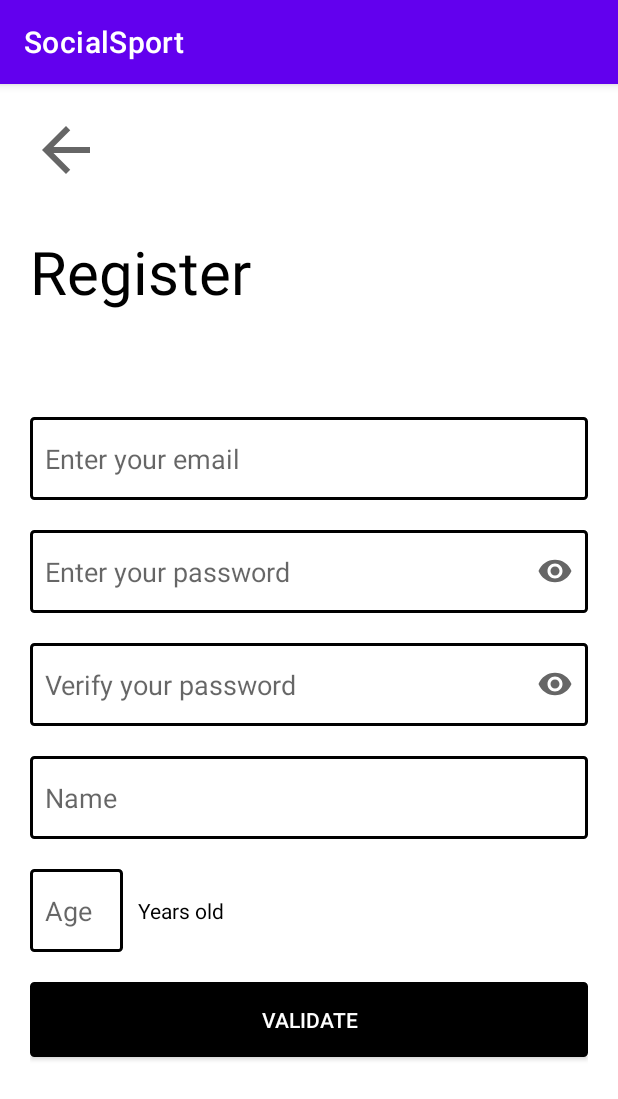
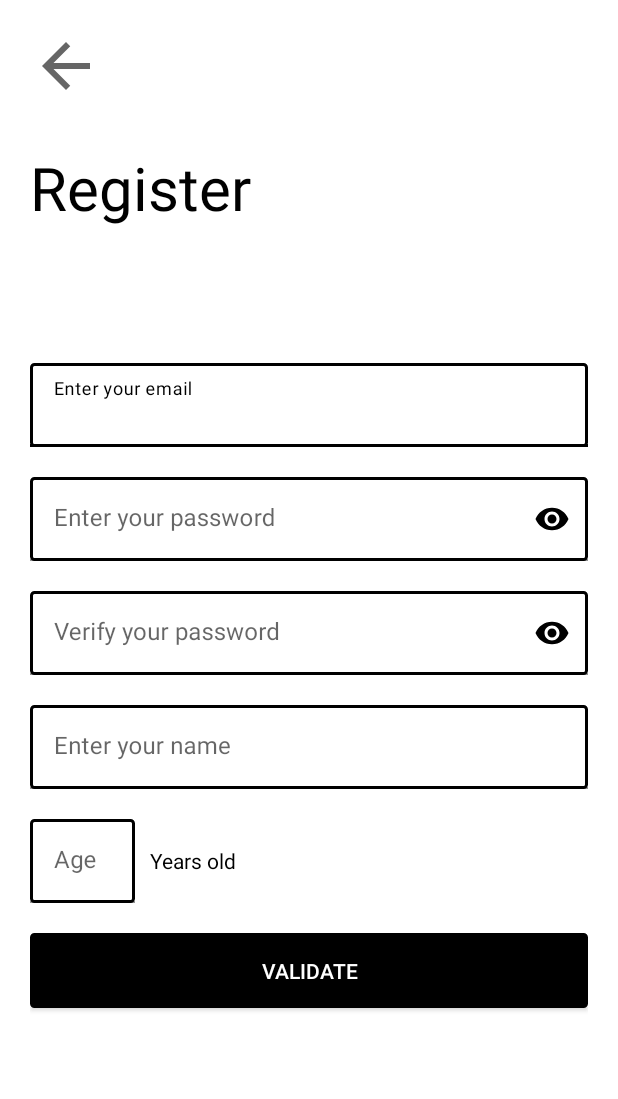
Before and after one commit to VinceDollo/SocialSport, an Android app: the RegisterActivity screen opened directly, with no data from a screen before it, on a phone screen of 412 x 824 dp. Shown: the top 1099 px of the screen. Run offline under Robolectric (Android 15) with nearby library versions, the light colour scheme and no system bars; our stand-ins replace Firebase (no records; nobody signed in at launch, a user with empty details on screens opened directly).

Commit message:
Design login et register

```diff
--- a/app/src/main/AndroidManifest.xml
+++ b/app/src/main/AndroidManifest.xml
@@ -26,7 +26,7 @@
             android:name=".PrincipalPage">
         </activity>
         <activity
-            android:name=".SignupActivity">
+            android:name=".RegisterActivity">
         </activity>
     </application>
 
--- a/app/src/main/java/com/example/socialsport/SignupActivity.java
+++ b/app/src/main/java/com/example/socialsport/RegisterActivity.java
@@ -5,9 +5,11 @@ import android.os.Bundle;
 import android.util.Log;
 import android.view.KeyEvent;
 import android.view.View;
+import android.widget.ArrayAdapter;
 import android.widget.Button;
 import android.widget.EditText;
 import android.widget.ImageButton;
+import android.widget.Spinner;
 import android.widget.Toast;
 
 
@@ -24,30 +26,29 @@ import com.google.firebase.database.DataSnapshot;
 import com.google.firebase.database.DatabaseReference;
 import com.google.firebase.database.FirebaseDatabase;
 
-import com.google.gson.Gson;
+import java.util.stream.IntStream;
 
-public class SignupActivity extends AppCompatActivity {
+public class RegisterActivity extends AppCompatActivity {
 
     private FirebaseAuth mAuth;
     private EditText et_email, et_password, et_checkpassword, et_name, et_age;
     private Button btn_log_in;
     private ImageButton btn_back;
 
-    private void writeUserToDatabase(FirebaseDatabase database,String email, String name, String age, String uid){
+    private void writeUserToDatabase(FirebaseDatabase database, String email, String name, String age, String uid) {
         DatabaseReference myRef = database.getReference();
         User currentUser = new User(email, name, age);
         myRef.child("users").child(uid).setValue(currentUser);
     }
 
-    private void getUserFromDatabase(FirebaseDatabase database, String uid){
+    private void getUserFromDatabase(FirebaseDatabase database, String uid) {
         DatabaseReference myRef = database.getReference();
         myRef.child("users").child(uid).get().addOnCompleteListener(new OnCompleteListener<DataSnapshot>() {
             @Override
             public void onComplete(@NonNull Task<DataSnapshot> task) {
                 if (!task.isSuccessful()) {
                     Log.e("firebase", "Error getting data", task.getException());
-                }
-                else {
+                } else {
                     Log.d("firebase", String.valueOf(task.getResult().getValue()));
                 }
             }
@@ -65,26 +66,25 @@ public class SignupActivity extends AppCompatActivity {
             String name = et_name.getText().toString();
             String age = et_age.getText().toString();
 
-
             mAuth.createUserWithEmailAndPassword(email, password)
-                    .addOnCompleteListener(SignupActivity.this, new OnCompleteListener<AuthResult>() {
+                    .addOnCompleteListener(RegisterActivity.this, new OnCompleteListener<AuthResult>() {
                         @Override
                         public void onComplete(@NonNull Task<AuthResult> task) {
                             if (task.isSuccessful()) {
                                 // Sign in success, update UI with the signed-in user's information
                                 Log.d("Sign up page", "createUserWithEmail:success");
                                 FirebaseUser user = mAuth.getCurrentUser();
-                                Toast.makeText(SignupActivity.this, "Authentication success.",
+                                Toast.makeText(RegisterActivity.this, "Authentication success.",
                                         Toast.LENGTH_SHORT).show();
                                 FirebaseDatabase database = FirebaseDatabase.getInstance();
-                                writeUserToDatabase(database,user.getEmail(),name,age,user.getUid());
-                                getUserFromDatabase(database,user.getUid());
+                                writeUserToDatabase(database, user.getEmail(), name, age, user.getUid());
+                                getUserFromDatabase(database, user.getUid());
 
                                 //TODO on complete sign up treatment
                             } else {
                                 // If sign in fails, display a message to the user.
                                 Log.w("Sign up page", "createUserWithEmail:failure", task.getException());
-                                Toast.makeText(SignupActivity.this, "Authentication failed.",
+                                Toast.makeText(RegisterActivity.this, "Authentication failed.",
                                         Toast.LENGTH_SHORT).show();
                                 //TODO on failed sign up treatment
                             }
--- a/app/src/main/java/com/example/socialsport/WelcomeActivity.java
+++ b/app/src/main/java/com/example/socialsport/WelcomeActivity.java
@@ -4,7 +4,6 @@ import android.content.Intent;
 import android.os.Bundle;
 import android.view.View;
 import android.widget.Button;
-import android.widget.Toast;
 
 import androidx.appcompat.app.AppCompatActivity;
 
@@ -31,7 +30,7 @@ public class WelcomeActivity extends AppCompatActivity {
         btn_go_register.setOnClickListener(new View.OnClickListener() {
             @Override
             public void onClick(View view) {
-                Intent IntentSignUpActivity = new Intent(getApplicationContext(), SignupActivity.class);
+                Intent IntentSignUpActivity = new Intent(getApplicationContext(), RegisterActivity.class);
                 startActivity(IntentSignUpActivity);
             }
         }
--- a/app/src/main/res/layout/log_in_activity.xml
+++ b/app/src/main/res/layout/log_in_activity.xml
@@ -30,19 +30,22 @@
         android:layout_marginTop="70dp"
         android:orientation="vertical">
 
-        <EditText
-            android:id="@+id/et_email"
+        <com.google.android.material.textfield.TextInputLayout
             android:layout_width="match_parent"
             android:layout_height="wrap_content"
-            android:gravity="top"
-            android:paddingVertical="15dp"
-            android:paddingHorizontal="10dp"
-            android:background="@drawable/edit_text_border"
-            android:textColor="@color/black"
-            android:hint="Enter your email"/>
+            android:layout_marginTop="20dp"
+            android:hint="Enter your email">
+
+            <com.google.android.material.textfield.TextInputEditText
+                android:id="@+id/et_email"
+                android:background="@drawable/edit_text_border"
+                android:textColor="@color/black"
+                android:layout_width="match_parent"
+                android:layout_height="match_parent"/>
+
+        </com.google.android.material.textfield.TextInputLayout>
 
         <com.google.android.material.textfield.TextInputLayout
-            style="@style/Widget.MaterialComponents.TextInputLayout.OutlinedBox"
             android:layout_width="match_parent"
             android:layout_height="wrap_content"
             android:layout_marginTop="20dp"
--- a/app/src/main/res/layout/register_activity.xml
+++ b/app/src/main/res/layout/register_activity.xml
@@ -1,9 +1,9 @@
 <?xml version="1.0" encoding="utf-8"?>
-<LinearLayout
-    xmlns:android="http://schemas.android.com/apk/res/android"
+<LinearLayout xmlns:android="http://schemas.android.com/apk/res/android"
     xmlns:tools="http://schemas.android.com/tools"
     android:layout_width="match_parent"
     android:layout_height="match_parent"
+    xmlns:app="http://schemas.android.com/apk/res-auto"
     android:orientation="vertical"
     android:padding="20dp"
     android:gravity="center_vertical"
@@ -30,72 +30,97 @@
         android:layout_marginTop="70dp"
         android:orientation="vertical">
 
-        <EditText
-            android:id="@+id/et_email"
-            android:layout_width="match_parent"
-            android:layout_height="wrap_content"
-            android:gravity="top"
-            android:paddingVertical="15dp"
-            android:paddingHorizontal="10dp"
-            android:background="@drawable/edit_text_border"
-            android:textColor="@color/black"
-            android:hint="Enter your email"/>
-
-        <EditText
-            android:id="@+id/et_password"
+        <com.google.android.material.textfield.TextInputLayout
             android:layout_width="match_parent"
             android:layout_height="wrap_content"
             android:layout_marginTop="20dp"
-            android:paddingVertical="15dp"
-            android:paddingHorizontal="10dp"
+            android:hint="Enter your email">
+
+            <com.google.android.material.textfield.TextInputEditText
+                android:id="@+id/et_email"
                 android:background="@drawable/edit_text_border"
                 android:textColor="@color/black"
-            android:drawableRight="@drawable/img_eye"
-            android:hint="Enter your password"/>
+                android:layout_width="match_parent"
+                android:layout_height="match_parent"/>
 
-        <EditText
-            android:id="@+id/et_check_password"
+        </com.google.android.material.textfield.TextInputLayout>
+
+        <com.google.android.material.textfield.TextInputLayout
             android:layout_width="match_parent"
             android:layout_height="wrap_content"
             android:layout_marginTop="20dp"
-            android:paddingVertical="15dp"
-            android:paddingHorizontal="10dp"
+            android:hint="Enter your password"
+            app:passwordToggleTint="@color/black"
+            app:passwordToggleEnabled="true">
+
+            <com.google.android.material.textfield.TextInputEditText
+                android:id="@+id/et_password"
                 android:background="@drawable/edit_text_border"
                 android:textColor="@color/black"
-            android:drawableRight="@drawable/img_eye"
-            android:hint="Verify your password"/>
+                android:inputType="textPassword"
+                android:layout_width="match_parent"
+                android:layout_height="match_parent"/>
 
-        <EditText
-            android:id="@+id/et_name"
+        </com.google.android.material.textfield.TextInputLayout>
+
+        <com.google.android.material.textfield.TextInputLayout
             android:layout_width="match_parent"
             android:layout_height="wrap_content"
             android:layout_marginTop="20dp"
-            android:paddingVertical="15dp"
-            android:paddingHorizontal="10dp"
+            android:hint="Verify your password"
+            app:passwordToggleTint="@color/black"
+            app:passwordToggleEnabled="true">
+
+            <com.google.android.material.textfield.TextInputEditText
+                android:id="@+id/et_check_password"
                 android:background="@drawable/edit_text_border"
                 android:textColor="@color/black"
-            android:hint="Name"/>
+                android:inputType="textPassword"
+                android:layout_width="match_parent"
+                android:layout_height="match_parent"/>
+
+        </com.google.android.material.textfield.TextInputLayout>
+
+        <com.google.android.material.textfield.TextInputLayout
+            android:layout_width="match_parent"
+            android:layout_height="wrap_content"
+            android:layout_marginTop="20dp"
+            android:hint="Enter your name">
+
+            <com.google.android.material.textfield.TextInputEditText
+                android:id="@+id/et_name"
+                android:background="@drawable/edit_text_border"
+                android:textColor="@color/black"
+                android:layout_width="match_parent"
+                android:layout_height="match_parent"/>
+
+        </com.google.android.material.textfield.TextInputLayout>
 
         <LinearLayout
             android:layout_width="match_parent"
             android:layout_height="wrap_content"
-            android:layout_marginTop="20dp"
             android:orientation="horizontal">
 
-            <EditText
+            <com.google.android.material.textfield.TextInputLayout
+                android:layout_width="70dp"
+                android:layout_height="wrap_content"
+                android:layout_marginTop="20dp"
+                android:hint="Age">
+
+                <com.google.android.material.textfield.TextInputEditText
                     android:id="@+id/et_age"
-                android:layout_width="0dp"
-                android:layout_height="match_parent"
-                android:layout_weight="1"
-                android:paddingVertical="15dp"
-                android:paddingHorizontal="10dp"
                     android:background="@drawable/edit_text_border"
                     android:textColor="@color/black"
-                android:hint="Age"/>
+                    android:layout_width="match_parent"
+                    android:inputType="number"
+                    android:layout_height="match_parent"/>
+
+            </com.google.android.material.textfield.TextInputLayout>
 
             <TextView
                 android:layout_width="0dp"
                 android:layout_height="match_parent"
+                android:layout_marginTop="20dp"
                 android:gravity="center_vertical"
                 android:layout_weight="5"
                 android:paddingLeft="10dp"
--- a/app/src/main/res/values/colors.xml
+++ b/app/src/main/res/values/colors.xml
@@ -7,4 +7,5 @@
     <color name="teal_700">#FF018786</color>
     <color name="black">#FF000000</color>
     <color name="white">#FFFFFFFF</color>
+    <color name="dark_grey">#464547</color>
 </resources>
--- a/app/src/main/res/values/themes.xml
+++ b/app/src/main/res/values/themes.xml
@@ -1,9 +1,9 @@
 <resources xmlns:tools="http://schemas.android.com/tools">
     <!-- Base application theme. -->
-    <style name="Theme.SocialSport" parent="Theme.MaterialComponents.DayNight.DarkActionBar">
+    <style name="Theme.SocialSport" parent="Theme.MaterialComponents.DayNight.NoActionBar">
         <!-- Primary brand color. -->
-        <item name="colorPrimary">@color/purple_500</item>
-        <item name="colorPrimaryVariant">@color/purple_700</item>
+        <item name="colorPrimary">@color/black</item>
+        <item name="colorPrimaryVariant">@color/dark_grey</item>
         <item name="colorOnPrimary">@color/white</item>
         <!-- Secondary brand color. -->
         <item name="colorSecondary">@color/teal_200</item>
```
Lines whose indentation alone changed are shown as unchanged.
